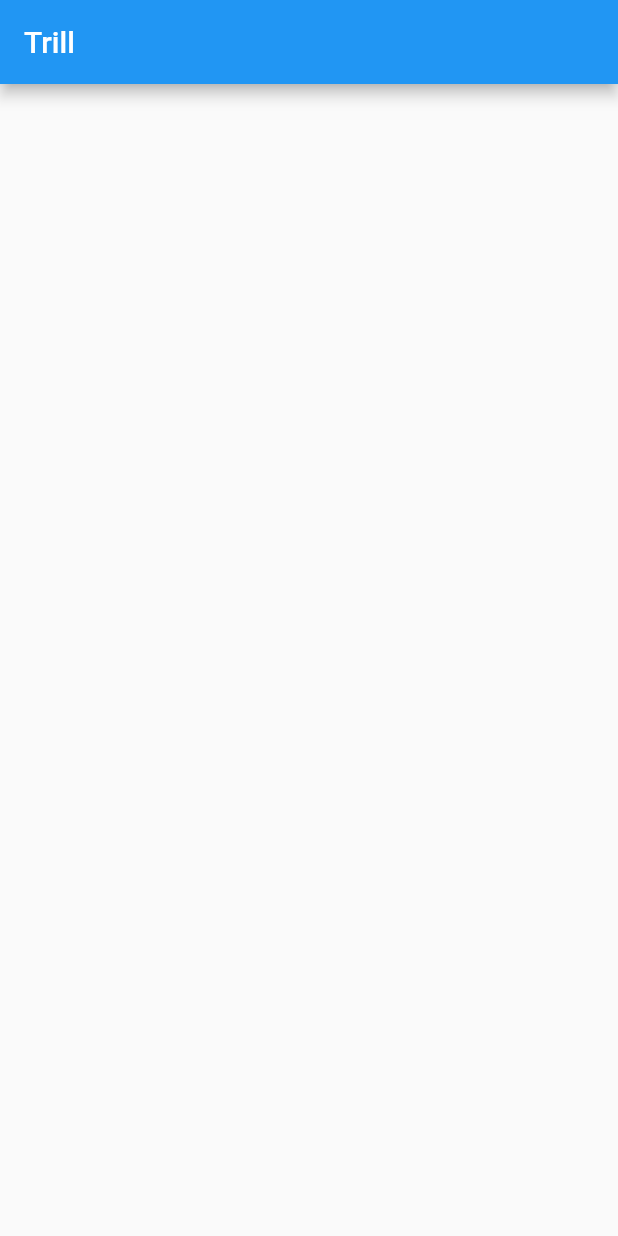
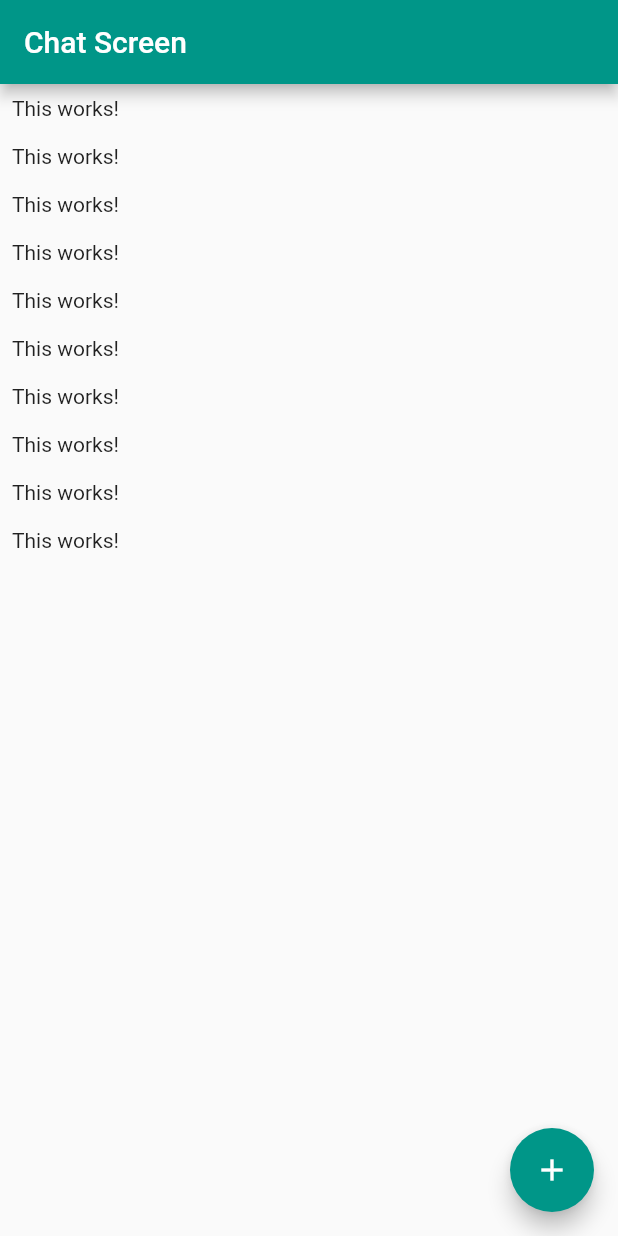
Before and after one commit to cojarepublic/trill, a Flutter app: the screen it shows after launch, on a phone screen of 412 x 824 dp. Run offline on Flutter 3.47's test engine with Material 2 defaults, Android fonts, the phone set to English and light mode, and no system bars; our stand-ins replace cloud_firestore; accounts and stored records are empty.

Commit message:
connected trill to firebase

```diff
--- a/lib/main.dart
+++ b/lib/main.dart
@@ -1,4 +1,5 @@
 import 'package:flutter/material.dart';
+import 'package:trill/screens/chat_screen.dart';
 
 void main() {
   runApp(MyApp());
@@ -10,31 +11,9 @@ class MyApp extends StatelessWidget {
     return MaterialApp(
       title: 'Trill',
       theme: ThemeData(
-        visualDensity: VisualDensity.adaptivePlatformDensity,
+        primarySwatch: Colors.teal,
       ),
-      home: MyHomePage(title: 'Trill'),
+      home: ChatScreen(),
     );
   }
 }
-
-class MyHomePage extends StatefulWidget {
-  MyHomePage({Key key, this.title}) : super(key: key);
-
-  final String title;
-
-  @override
-  _MyHomePageState createState() => _MyHomePageState();
-}
-
-class _MyHomePageState extends State<MyHomePage> {
-
-
-  @override
-  Widget build(BuildContext context) {
-    return Scaffold(
-      appBar: AppBar(
-        title: Text(widget.title),
-      ),
-    );
-  }
-}
--- a/lib/screens/chat_screen.dart
+++ b/lib/screens/chat_screen.dart
@@ -0,0 +1,32 @@
+import 'package:flutter/material.dart';
+import 'package:cloud_firestore/cloud_firestore.dart';
+
+class ChatScreen extends StatelessWidget {
+  @override
+  Widget build(BuildContext context) {
+    return Scaffold(
+      appBar: AppBar(
+        title: Text('Chat Screen'),
+      ),
+      body: ListView.builder(
+        itemCount: 10,
+        itemBuilder: (ctx, index) => Container(
+          padding: EdgeInsets.all(8),
+          child: Text('This works!'),
+        ),
+      ),
+      floatingActionButton: FloatingActionButton(
+        child: Icon(Icons.add),
+        onPressed: () {
+          Firestore.instance
+              .collection('chats/o1NgRzTKYHjwkBsro2Tm/messages')
+              .snapshots().listen((data) {
+                data.documents.forEach((document) {
+                  print(document['text']);
+                });
+          });
+        },
+      ),
+    );
+  }
+}
--- a/pubspec.yaml
+++ b/pubspec.yaml
@@ -25,9 +25,11 @@ dependencies:
     sdk: flutter
 
 
+
   # The following adds the Cupertino Icons font to your application.
   # Use with the CupertinoIcons class for iOS style icons.
   cupertino_icons: ^0.1.3
+  cloud_firestore: ^0.13.5
 
 dev_dependencies:
   flutter_test:
```
Also changed, not shown: pubspec.lock, 4 other files.
